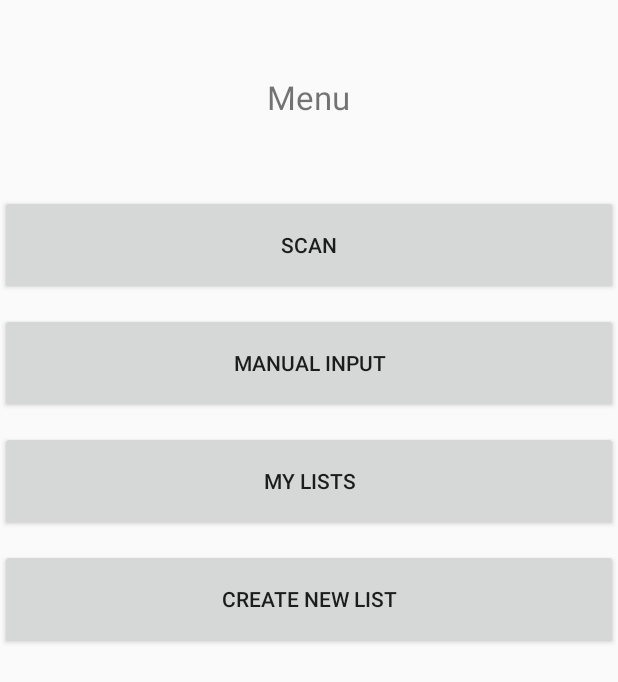
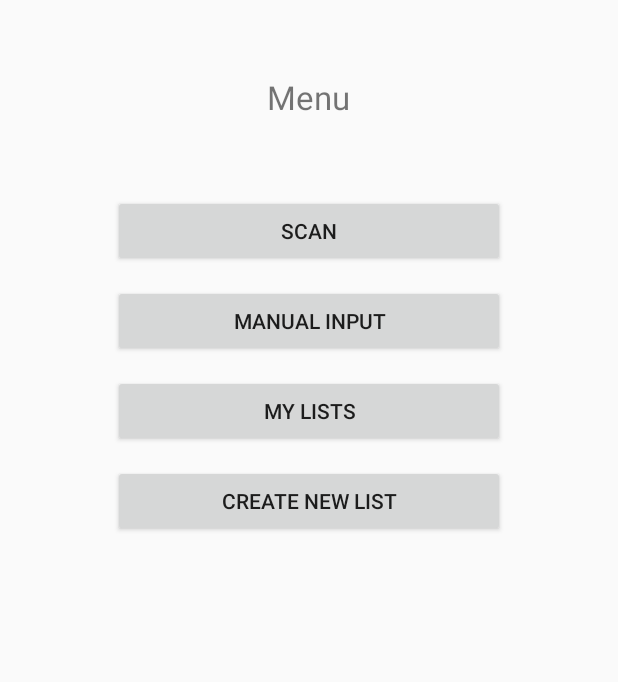
Before and after one commit to hendrik-t/2Lib, an Android app: the screen it shows after launch (MainActivity), on a phone screen of 412 x 824 dp. Shown: the top 682 px of the screen. Run offline under Robolectric (Android 15) with nearby library versions, the phone set to English and light mode, and no system bars.

```diff
--- a/app/src/main/res/layout/activity_main.xml
+++ b/app/src/main/res/layout/activity_main.xml
@@ -4,18 +4,21 @@
     xmlns:android="http://schemas.android.com/apk/res/android"
     android:id="@+id/constraintLayout"
     android:layout_width="match_parent"
-    android:layout_height="match_parent">
+    android:layout_height="match_parent"
+    android:orientation="vertical">
 
     <!-- The main content view -->
     <RelativeLayout
         android:id="@+id/mainContent"
         android:layout_width="match_parent"
-        android:layout_height="match_parent" >
+        android:layout_height="match_parent"
+        android:layout_marginLeft="75dp"
+        android:layout_marginRight="75dp">
 
         <Button
             android:id="@+id/scanButton"
             android:layout_width="match_parent"
-            android:layout_height="100px"
+            android:layout_height="wrap_content"
             android:layout_alignParentTop="true"
             android:layout_centerHorizontal="true"
             android:layout_marginTop="130dp"
@@ -24,7 +27,7 @@
         <Button
             android:id="@+id/searchButton"
             android:layout_width="match_parent"
-            android:layout_height="100px"
+            android:layout_height="wrap_content"
             android:layout_alignStart="@+id/scanButton"
             android:layout_below="@+id/scanButton"
             android:layout_marginTop="12dp"
@@ -33,7 +36,7 @@
         <Button
             android:id="@+id/openMyListButton"
             android:layout_width="match_parent"
-            android:layout_height="100px"
+            android:layout_height="wrap_content"
             android:layout_alignStart="@+id/searchButton"
             android:layout_below="@+id/searchButton"
             android:layout_marginTop="12dp"
@@ -42,7 +45,7 @@
         <Button
             android:id="@+id/createList"
             android:layout_width="match_parent"
-            android:layout_height="100px"
+            android:layout_height="wrap_content"
             android:layout_alignStart="@+id/openMyListButton"
             android:layout_below="@+id/openMyListButton"
             android:layout_marginTop="12dp"
--- a/app/src/main/res/layout/new_list.xml
+++ b/app/src/main/res/layout/new_list.xml
@@ -10,7 +10,9 @@
     <RelativeLayout
         android:id="@+id/mainContent"
         android:layout_width="match_parent"
-        android:layout_height="match_parent" >
+        android:layout_height="match_parent"
+        android:layout_marginLeft="75dp"
+        android:layout_marginRight="75dp" >
 
         <Button
             android:id="@+id/createBookList"
```
Also changed, not shown: app/src/main/res/layout/scan_activity.xml (renamed from app/src/main/res/layout/new_activity.xml).
